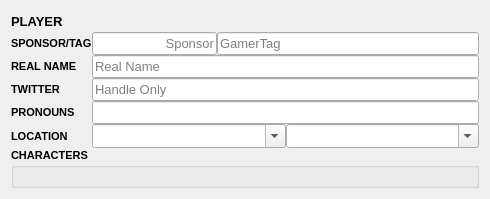
Before: the Qt Designer form TournamentStreamHelper-main/src/layout/TSHScoreboardPlayer.ui in robertoalvs/PLACAR, drawn with Qt 5.
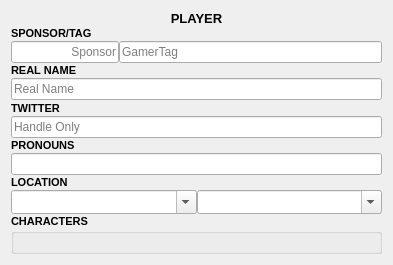
After: the same form once the commit is applied.

The edit to the form file:
```diff
--- a/TournamentStreamHelper-main/src/layout/TSHScoreboardPlayer.ui
+++ b/TournamentStreamHelper-main/src/layout/TSHScoreboardPlayer.ui
@@ -6,8 +6,8 @@
    <rect>
     <x>0</x>
     <y>0</y>
-    <width>490</width>
-    <height>199</height>
+    <width>393</width>
+    <height>265</height>
    </rect>
   </property>
   <property name="sizePolicy">
@@ -31,25 +31,11 @@
    <property name="spacing">
     <number>0</number>
    </property>
-   <item row="6" column="0">
-    <widget class="QLabel" name="locationLabel">
-     <property name="font">
-      <font>
-       <pointsize>8</pointsize>
-       <weight>75</weight>
-       <bold>true</bold>
-      </font>
-     </property>
-     <property name="text">
-      <string>LOCATION</string>
-     </property>
-    </widget>
-   </item>
-   <item row="2" column="2" colspan="2">
+   <item row="5" column="2" colspan="2">
     <widget class="QLineEdit" name="real_name">
      <property name="font">
       <font>
-       <pointsize>10</pointsize>
+       <pointsize>9</pointsize>
       </font>
      </property>
      <property name="placeholderText">
@@ -57,7 +43,74 @@
      </property>
     </widget>
    </item>
-   <item row="1" column="0">
+   <item row="12" column="2">
+    <layout class="QHBoxLayout" name="horizontalLayout_2">
+     <property name="spacing">
+      <number>0</number>
+     </property>
+     <item>
+      <widget class="QComboBox" name="country">
+       <property name="sizePolicy">
+        <sizepolicy hsizetype="Minimum" vsizetype="Fixed">
+         <horstretch>0</horstretch>
+         <verstretch>0</verstretch>
+        </sizepolicy>
+       </property>
+       <property name="font">
+        <font>
+         <pointsize>9</pointsize>
+        </font>
+       </property>
+       <property name="editable">
+        <bool>true</bool>
+       </property>
+       <property name="sizeAdjustPolicy">
+        <enum>QComboBox::AdjustToMinimumContentsLengthWithIcon</enum>
+       </property>
+       <property name="placeholderText">
+        <string>Region</string>
+       </property>
+      </widget>
+     </item>
+     <item>
+      <widget class="QComboBox" name="state">
+       <property name="sizePolicy">
+        <sizepolicy hsizetype="Minimum" vsizetype="Fixed">
+         <horstretch>0</horstretch>
+         <verstretch>0</verstretch>
+        </sizepolicy>
+       </property>
+       <property name="font">
+        <font>
+         <pointsize>9</pointsize>
+        </font>
+       </property>
+       <property name="editable">
+        <bool>true</bool>
+       </property>
+       <property name="sizeAdjustPolicy">
+        <enum>QComboBox::AdjustToMinimumContentsLengthWithIcon</enum>
+       </property>
+       <property name="placeholderText">
+        <string>Country</string>
+       </property>
+      </widget>
+     </item>
+    </layout>
+   </item>
+   <item row="9" column="2" colspan="2">
+    <widget class="QLineEdit" name="pronoun">
+     <property name="font">
+      <font>
+       <pointsize>9</pointsize>
+      </font>
+     </property>
+     <property name="placeholderText">
+      <string/>
+     </property>
+    </widget>
+   </item>
+   <item row="2" column="2">
     <widget class="QLabel" name="nameLabel">
      <property name="font">
       <font>
@@ -71,7 +124,7 @@
      </property>
     </widget>
    </item>
-   <item row="3" column="0">
+   <item row="6" column="2">
     <widget class="QLabel" name="twitterLabel">
      <property name="font">
       <font>
@@ -85,11 +138,11 @@
      </property>
     </widget>
    </item>
-   <item row="3" column="2" colspan="2">
+   <item row="7" column="2" colspan="2">
     <widget class="QLineEdit" name="twitter">
      <property name="font">
       <font>
-       <pointsize>10</pointsize>
+       <pointsize>9</pointsize>
       </font>
      </property>
      <property name="placeholderText">
@@ -97,8 +150,8 @@
      </property>
     </widget>
    </item>
-   <item row="4" column="0">
-    <widget class="QLabel" name="pronounLabel">
+   <item row="10" column="2">
+    <widget class="QLabel" name="locationLabel">
      <property name="font">
       <font>
        <pointsize>8</pointsize>
@@ -107,23 +160,11 @@
       </font>
      </property>
      <property name="text">
-      <string>PRONOUNS</string>
+      <string>LOCATION</string>
      </property>
     </widget>
    </item>
-   <item row="4" column="2" colspan="2">
-    <widget class="QLineEdit" name="pronoun">
-     <property name="font">
-      <font>
-       <pointsize>10</pointsize>
-      </font>
-     </property>
-     <property name="placeholderText">
-      <string/>
-     </property>
-    </widget>
-   </item>
-   <item row="7" column="0" colspan="4">
+   <item row="13" column="0" colspan="4">
     <widget class="QGroupBox" name="characters">
      <property name="font">
       <font>
@@ -142,7 +183,7 @@
      </layout>
     </widget>
    </item>
-   <item row="2" column="0">
+   <item row="4" column="2">
     <widget class="QLabel" name="real_nameLabel">
      <property name="font">
       <font>
@@ -156,21 +197,7 @@
      </property>
     </widget>
    </item>
-   <item row="0" column="0">
-    <widget class="QLabel" name="title">
-     <property name="font">
-      <font>
-       <pointsize>10</pointsize>
-       <weight>75</weight>
-       <bold>true</bold>
-      </font>
-     </property>
-     <property name="text">
-      <string>PLAYER</string>
-     </property>
-    </widget>
-   </item>
-   <item row="1" column="2">
+   <item row="3" column="2">
     <layout class="QHBoxLayout" name="horizontalLayout">
      <item>
       <widget class="QLineEdit" name="team">
@@ -182,7 +209,7 @@
        </property>
        <property name="font">
         <font>
-         <pointsize>10</pointsize>
+         <pointsize>9</pointsize>
         </font>
        </property>
        <property name="alignment">
@@ -197,7 +224,7 @@
       <widget class="QLineEdit" name="name">
        <property name="font">
         <font>
-         <pointsize>10</pointsize>
+         <pointsize>9</pointsize>
         </font>
        </property>
        <property name="placeholderText">
@@ -207,56 +234,36 @@
      </item>
     </layout>
    </item>
-   <item row="6" column="2">
-    <layout class="QHBoxLayout" name="horizontalLayout_2">
-     <property name="spacing">
-      <number>0</number>
+   <item row="8" column="2">
+    <widget class="QLabel" name="pronounLabel">
+     <property name="font">
+      <font>
+       <pointsize>8</pointsize>
+       <weight>75</weight>
+       <bold>true</bold>
+      </font>
      </property>
+     <property name="text">
+      <string>PRONOUNS</string>
+     </property>
+    </widget>
+   </item>
+   <item row="1" column="2">
+    <layout class="QHBoxLayout" name="titleContainer">
      <item>
-      <widget class="QComboBox" name="country">
-       <property name="sizePolicy">
-        <sizepolicy hsizetype="Minimum" vsizetype="Fixed">
-         <horstretch>0</horstretch>
-         <verstretch>0</verstretch>
-        </sizepolicy>
-       </property>
+      <widget class="QLabel" name="title">
        <property name="font">
         <font>
          <pointsize>10</pointsize>
+         <weight>75</weight>
+         <bold>true</bold>
         </font>
        </property>
-       <property name="editable">
-        <bool>true</bool>
+       <property name="text">
+        <string>PLAYER</string>
        </property>
-       <property name="sizeAdjustPolicy">
-        <enum>QComboBox::AdjustToMinimumContentsLengthWithIcon</enum>
-       </property>
-       <property name="placeholderText">
-        <string>Region</string>
-       </property>
-      </widget>
-     </item>
-     <item>
-      <widget class="QComboBox" name="state">
-       <property name="sizePolicy">
-        <sizepolicy hsizetype="Minimum" vsizetype="Fixed">
-         <horstretch>0</horstretch>
-         <verstretch>0</verstretch>
-        </sizepolicy>
-       </property>
-       <property name="font">
-        <font>
-         <pointsize>10</pointsize>
-        </font>
-       </property>
-       <property name="editable">
-        <bool>true</bool>
-       </property>
-       <property name="sizeAdjustPolicy">
-        <enum>QComboBox::AdjustToMinimumContentsLengthWithIcon</enum>
-       </property>
-       <property name="placeholderText">
-        <string>Country</string>
+       <property name="alignment">
+        <set>Qt::AlignCenter</set>
        </property>
       </widget>
      </item>
```
